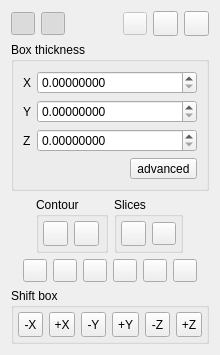
Before: the Qt Designer form qCC/ui_templates/clippingBoxDlg.ui in CloudCompare/CloudCompare, drawn with Qt 5.
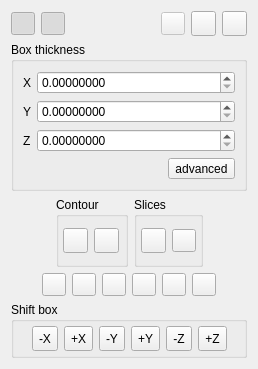
After: the same form once the commit is applied. Icons and pictures are not drawn.

```diff
--- a/qCC/ui_templates/clippingBoxDlg.ui
+++ b/qCC/ui_templates/clippingBoxDlg.ui
@@ -6,8 +6,8 @@
    <rect>
     <x>0</x>
     <y>0</y>
-    <width>220</width>
-    <height>322</height>
+    <width>258</width>
+    <height>369</height>
    </rect>
   </property>
   <property name="sizePolicy">
```
Left out of the diff: 18 changed lines with no effect on the pictures.
